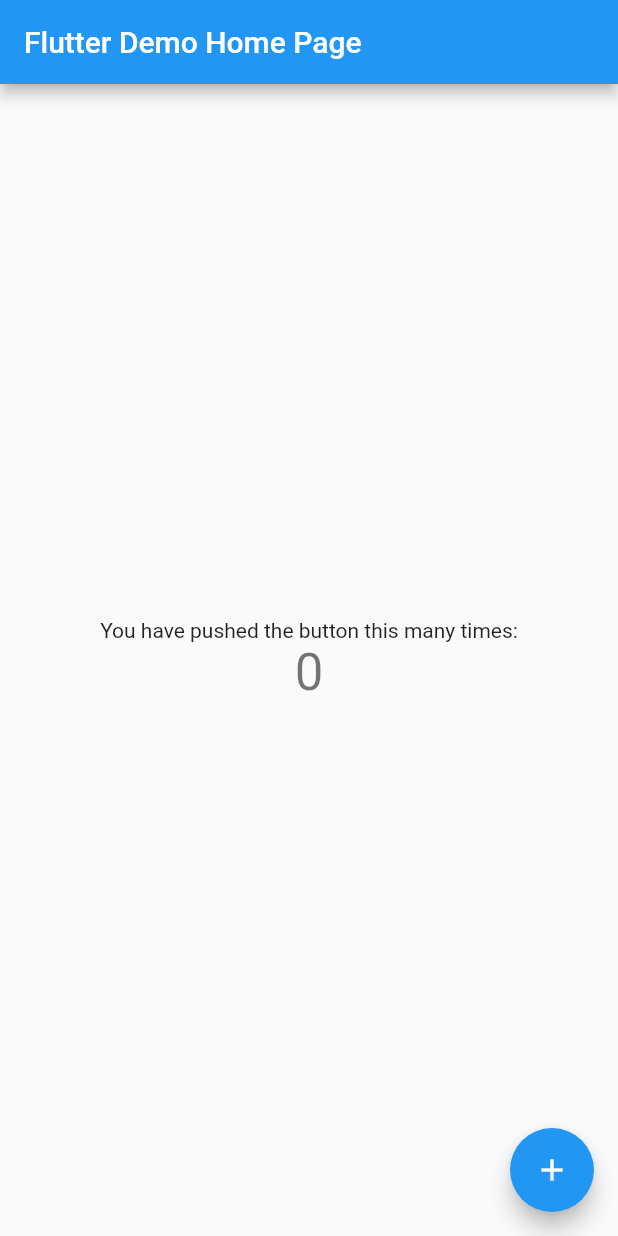
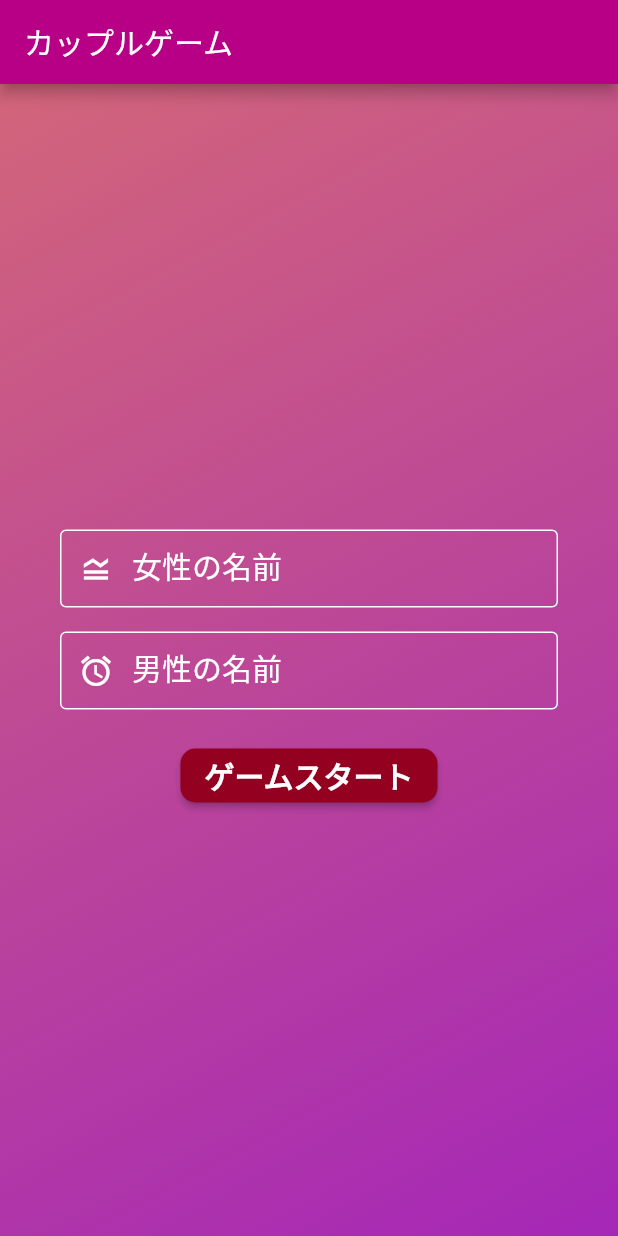
Before and after one commit to rootodd/test_couple_game, a Flutter app: the screen it shows after launch, on a phone screen of 412 x 824 dp. Run offline on Flutter 3.47's test engine with Material 2 defaults, Android fonts, the phone set to English and light mode, and no system bars.

Commit message:
基本的なホーム画面を実装

```diff
--- a/lib/main.dart
+++ b/lib/main.dart
@@ -13,53 +13,176 @@ class MyApp extends StatelessWidget {
       theme: ThemeData(
         primarySwatch: Colors.blue,
       ),
-      home: MyHomePage(title: 'Flutter Demo Home Page'),
+      home: AppPage(),
     );
   }
 }
 
-class MyHomePage extends StatefulWidget {
-  MyHomePage({Key key, this.title}) : super(key: key);
-  final String title;
-
+class AppPage extends StatelessWidget{
   @override
-  _MyHomePageState createState() => _MyHomePageState();
+  Widget build(BuildContext context) {
+    return MaterialApp(
+      title: 'Couple Game',
+      theme: ThemeData(
+        primarySwatch: Colors.red,
+        scaffoldBackgroundColor: Color(0xFFb70086),
+      ),
+      home: CoupleGameHome(),
+    );
+  }
 }
 
-class _MyHomePageState extends State<MyHomePage> {
-  int _counter = 0;
+class CoupleGameHome extends StatelessWidget{
 
-  void _incrementCounter() {
-    setState(() {
-      _counter++;
-    });
-  }
+  String player_1 = '';
+  String player_2 = '';
 
   @override
   Widget build(BuildContext context) {
     return Scaffold(
+      // キーボードを表示した時にレイアウトを崩さない
+      resizeToAvoidBottomInset:  false,
+
       appBar: AppBar(
-        title: Text(widget.title),
+        title: Text('カップルゲーム'),
+        backgroundColor: Color(0xFFb70086),
       ),
-      body: Center(
-        child: Column(
-          mainAxisAlignment: MainAxisAlignment.center,
-          children: <Widget>[
-            Text(
-              'You have pushed the button this many times:',
-            ),
-            Text(
-              '$_counter',
-              style: Theme.of(context).textTheme.headline4,
-            ),
-          ],
+
+      body: Container(
+        // 背景のグラデーション設定
+        // 背景のグラデーションを設定
+        decoration: BoxDecoration(
+          gradient: LinearGradient(
+            begin: FractionalOffset.topLeft,
+            end: FractionalOffset.bottomRight,
+            colors: [
+              const Color(0xffe4a972).withOpacity(0.6),
+              const Color(0xff9941d8).withOpacity(0.6),
+            ],
+            stops: const [
+              0.0,
+              1.0,
+            ],
+          ),
+        ),
+        child: Center(
+          child: Column(
+            mainAxisAlignment: MainAxisAlignment.center,
+            children: [
+              Padding(
+                  padding: EdgeInsets.all(4.0),
+                child: Text(
+                    '',
+                  style: TextStyle(
+                    color: Colors.white,
+                  ),
+                ),
+              ),
+              // プレイヤー名1の入力フィールド
+              Padding(
+                padding: EdgeInsets.only(top: 10, right: 40, bottom: 0, left: 40),
+                child: TextFormField(
+                  onChanged:(name_1){
+                    this.player_1 = name_1;
+                  },
+                  style: TextStyle(
+                    color: Colors.white,
+                    fontSize: 10.0,
+                  ),
+                  decoration: const InputDecoration(
+                    prefixIcon: Icon(
+                      Icons.legend_toggle,
+                      color: Colors.white,
+                    ),
+                    border: OutlineInputBorder(),
+                    labelText: '女性の名前',
+                    labelStyle: TextStyle(
+                      color: Colors.white,
+                      fontSize: 20.0,
+                    ),
+                    // 外枠の装飾
+                    enabledBorder: OutlineInputBorder(
+                      borderSide: BorderSide(
+                        color: Colors.white,
+                      ),
+                    ),
+                  ),
+                ),
+              ),
+              Padding(
+                padding: EdgeInsets.only(top: 0, right: 40, bottom: 0, left: 40),
+                child: Text(
+                  '',
+                  style: TextStyle(
+                      color: Colors.white
+                  ),),
+              ),
+              // プレイヤー名2の入力フィールド
+              Padding(
+                padding: EdgeInsets.only(top: 0, right: 40, bottom: 0, left: 40),
+                child: TextFormField(
+                  onChanged:(name_2){
+                    this.player_2 = name_2;
+                  },
+                  style: TextStyle(
+                    color: Colors.white,
+                    fontSize: 10.0,
+                  ),
+                  decoration: const InputDecoration(
+                    prefixIcon: Icon(
+                      Icons.access_alarm,
+                      color: Colors.white,
+                    ),
+                    border: OutlineInputBorder(),
+
+                    labelText: '男性の名前',
+                    labelStyle: TextStyle(
+                      color: Colors.white,
+                      fontSize: 20.0,
+                    ),
+                    // 外枠の装飾
+                    enabledBorder: OutlineInputBorder(
+                      borderSide: BorderSide(
+                        color: Colors.white,
+                      ),
+                    ),
+                  ),
+                ),
+              ),
+              Padding(
+                padding: EdgeInsets.symmetric(
+                  horizontal: 20.0,
+                  vertical:   20.0,
+                ),
+                child: ElevatedButton(
+                  onPressed: (){
+                    Navigator.push(
+                      context,
+                      MaterialPageRoute(
+//                        builder: (context) => GamePage(player_1:player_1, player_2:player_2),
+                      ),
+                    );
+                  },
+                  child: Text(
+                    'ゲームスタート',
+                    style: TextStyle(
+                      fontSize: 20.0,
+                      fontWeight: FontWeight.bold,
+                    ),
+                  ),
+                  style: ElevatedButton.styleFrom(
+                    primary: Color(0xFF930020),
+                    onPrimary: Colors.white,
+                    shape: RoundedRectangleBorder(
+                      borderRadius: BorderRadius.circular(10),
+                    ),
+                  ),
+                ),
+              ),
+            ],
+          ),
         ),
       ),
-      floatingActionButton: FloatingActionButton(
-        onPressed: _incrementCounter,
-        tooltip: 'Increment',
-        child: Icon(Icons.add),
-      ), // This trailing comma makes auto-formatting nicer for build methods.
     );
   }
 }
```
